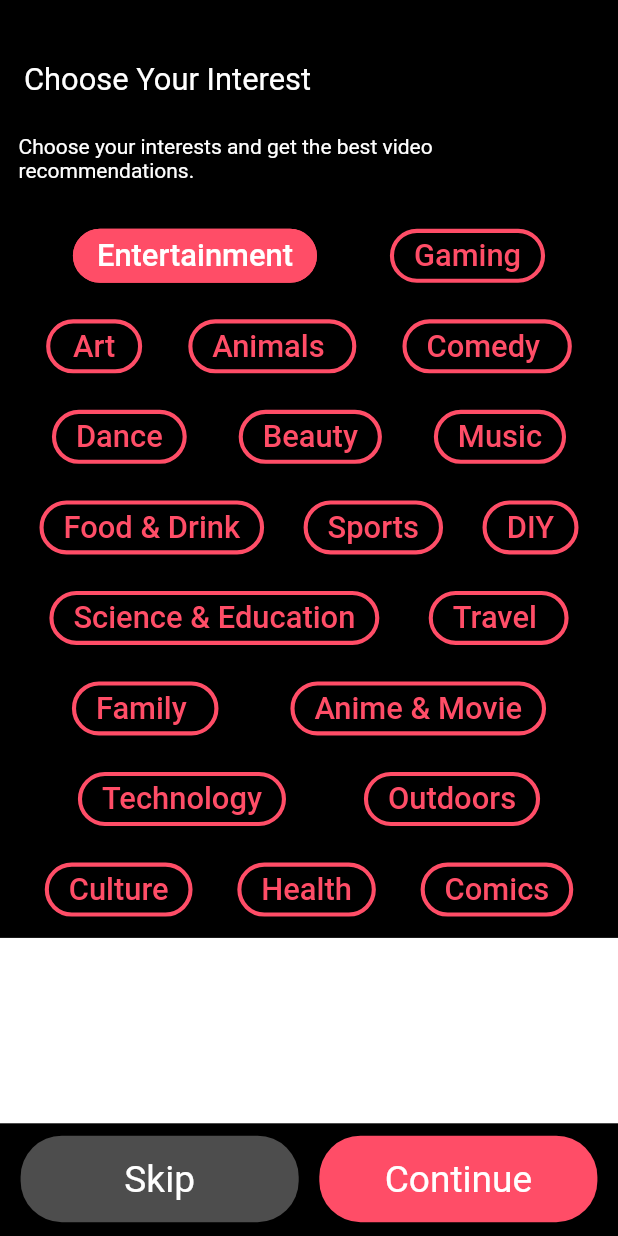
After one commit to RajVirani6587/video_meet, a Flutter app: the Choose_Your_Interest_Screen screen opened by its route, on a phone screen of 412 x 824 dp. The commit adds this screen. Run offline on Flutter 3.47's test engine with Material 2 defaults, Android fonts, the phone set to English and light mode, and no system bars; our stand-ins replace chewie, lottie, sizer, video_player.

Commit message:
18/03/2023

```diff
--- a/lib/main.dart
+++ b/lib/main.dart
@@ -2,9 +2,12 @@ import 'package:flutter/material.dart';
 import 'package:provider/provider.dart';
 import 'package:sizer/sizer.dart';
 import 'package:video_meet/provider/provider_class.dart';
+import 'package:video_meet/view/Choose_Your_Interest_screen.dart';
 import 'package:video_meet/view/fast_timescreen.dart';
+import 'package:video_meet/view/introimage_screen.dart';
 import 'package:video_meet/view/splash_screen/intro_screen.dart';
 import 'package:video_meet/view/splash_screen/splash_screen.dart';
+import 'package:video_meet/view/yourself_screen.dart';
 
 void main(){
    runApp(
@@ -20,6 +23,9 @@ void main(){
                '/':(context)=>Splash_Screen(),
                'first':(contest)=>First_TimeScrren(),
                'intro':(context)=>Intro_Scrren(),
+               'inima':(context)=>Introimage_screen(),
+               'interest':(context)=>Choose_Your_Interest_Screen(),
+               'yourself':(contest)=>Yourself_Screen(),
              },
            );
          },
--- /dev/null
+++ b/lib/view/Choose_Your_Interest_screen.dart
@@ -0,0 +1,222 @@
+import 'package:flutter/material.dart';
+import 'package:sizer/sizer.dart';
+
+class Choose_Your_Interest_Screen extends StatefulWidget {
+  const Choose_Your_Interest_Screen({Key? key}) : super(key: key);
+
+  @override
+  State<Choose_Your_Interest_Screen> createState() => _Choose_Your_Interest_ScreenState();
+}
+
+class _Choose_Your_Interest_ScreenState extends State<Choose_Your_Interest_Screen> {
+  int cnt = 0;
+  Color c1= Color(0xFFFFFFFF);
+  bool value1 = false;
+  @override
+  Widget build(BuildContext context) {
+    return Scaffold(
+      backgroundColor: Colors.black,
+      body: Padding(
+        padding:  EdgeInsets.only(top: 3.h),
+        child: Column(
+          children: [
+             ListTile(leading: Text("Choose Your Interest",style: TextStyle(color: Colors.white,fontSize: 15.sp),)),
+             SizedBox(height: 1.1.h,),
+             Padding(
+               padding:  EdgeInsets.symmetric(horizontal: 3.w),
+               child: Text("Choose your interests and get the best video recommendations.",style: TextStyle(color: Colors.white),),
+             ),
+            SizedBox(height: 3.h,),
+            Align(
+              alignment: Alignment.center,
+              child: Column(
+                crossAxisAlignment: CrossAxisAlignment.start,
+                children: [
+                  Row(
+                    mainAxisAlignment: MainAxisAlignment.spaceEvenly,
+                    children: [
+                      Selecte(
+                          "Entertainment",
+                          0,
+                      ),
+                      Selecte(
+                          "Gaming",
+                          1,
+
+                      ),
+
+                    ],
+                  ),
+                  SizedBox(height: 1.5.h,),
+
+                  Row(
+                    mainAxisAlignment: MainAxisAlignment.spaceEvenly,
+                    children: [
+                      Selecte(
+                          "Art",
+                          2,),
+                      Selecte(
+                          "Animals ",
+                          3),
+                      Selecte(
+                          "Comedy ",
+                          4),
+
+                    ],
+                  ),
+                  SizedBox(height: 1.5.h,),
+
+                  Row(
+                    mainAxisAlignment: MainAxisAlignment.spaceEvenly,
+                    children: [
+                      Selecte(
+                          "Dance",
+                          5),
+                      Selecte(
+                          "Beauty", 6),
+                      Selecte(
+                          "Music",
+                          7),
+
+                    ],
+                  ),
+                  SizedBox(height:  1.5.h,),
+
+                  Row(
+                    mainAxisAlignment: MainAxisAlignment.spaceEvenly,
+                    children: [
+                      Selecte(
+                          "Food & Drink",
+                          8),
+                      Selecte(
+                          "Sports",
+                          9),
+                      Selecte(
+                          "DIY",
+                          10),
+
+                    ],
+                  ),
+                  SizedBox(height: 1.5.h,),
+
+                  Row(
+                    mainAxisAlignment: MainAxisAlignment.spaceEvenly,
+                    children: [
+                      Selecte(
+                          "Science & Education",
+                          11),
+                      Selecte(
+                          "Travel ",
+                          12),
+
+                    ],
+                  ),
+                  SizedBox(height: 1.5.h,),
+
+                  Row(
+                    mainAxisAlignment: MainAxisAlignment.spaceEvenly,
+                    children: [
+                      Selecte(
+                          "Family ",
+                          13),
+                      Selecte(
+                          "Anime & Movie", 14),
+                    ],
+                  ),
+                  SizedBox(height: 1.5.h,),
+
+                  Row(
+                    mainAxisAlignment: MainAxisAlignment.spaceEvenly,
+                    children: [
+                      Selecte(
+                          "Technology",
+                          15),
+                      Selecte(
+                          "Outdoors",
+                          16),
+                    ],
+                  ),
+                  SizedBox(height: 1.5.h,),
+
+                  Row(
+                    mainAxisAlignment: MainAxisAlignment.spaceEvenly,
+                    children: [
+                      Selecte(
+                          "Culture",
+                          17),
+                      Selecte(
+                          "Health",
+                          18),
+                      Selecte(
+                          "Comics",
+                          19),
+                    ],
+                  ),
+                  SizedBox(height: 1.h,),
+                  Container(
+                    height: 15.h,
+                    width: 100.w,
+                    color: Colors.white,
+                  ),
+                  SizedBox(height: 1.h,),
+                  Row(
+                    mainAxisAlignment: MainAxisAlignment.spaceEvenly,
+                    children: [
+                      InkWell(
+                        onTap: (){
+                         Navigator.pushNamed(context,'yourself');
+                        },
+                        child: Container(
+                          height: 7.h,
+                          width: 45.w,
+                          decoration: BoxDecoration(
+                              color: Colors.white30,
+                              borderRadius: BorderRadius.circular(20.sp)
+                          ),
+                          child: Center(child: Text("Skip",style: TextStyle(color: Colors.white,fontSize: 18.sp),)),
+                        ),
+                      ),
+                      InkWell(
+                        onTap: (){
+                          Navigator.pushNamed(context,'yourself');
+                        },
+                        child: Container(
+                          height: 7.h,
+                          width: 45.w,
+                          decoration: BoxDecoration(
+                              color: Color(0xFFFF4D67),
+                              borderRadius: BorderRadius.circular(20.sp)
+                          ),
+                          child: Center(child: Text("Continue",style: TextStyle(color: Colors.white,fontSize: 18.sp),)),
+                        ),
+                      ),
+                    ],
+                  ),
+                ],
+              ),
+            ),
+          ],
+        ),
+      ),
+    );
+  }
+  Widget Selecte(String text, int i) {
+    return ElevatedButton(
+        style: ElevatedButton.styleFrom(
+          side: BorderSide(width: 2.sp,color: Color(0xFFFF4D67)),
+          primary: cnt == i ? Color(0xFFFF4D67) : Colors.black,
+          shape:
+          RoundedRectangleBorder(borderRadius: BorderRadius.circular(20.sp)),
+        ),
+        onPressed: () {
+          setState(() {
+            cnt = i;
+          });
+        },
+        child: Text(
+          "$text",
+          style: TextStyle(fontSize: 15.sp,color:cnt == i?  Colors.white : Color(0xFFFF4D67)),
+        ),
+    );
+  }
+}
--- a/lib/view/splash_screen/intro_screen.dart
+++ b/lib/view/splash_screen/intro_screen.dart
@@ -31,7 +31,7 @@ class _Intro_ScrrenState extends State<Intro_Scrren> {
                  Image.asset("assets/image/01_4_Dark_walkthrough 4.png",height: 100.h,width: 100.w,),
                  InkWell(
                    onTap: (){
-
+                        Navigator.pushReplacementNamed(context,'inima');
                    },
                    child: Padding(
                      padding:  EdgeInsets.only(bottom:5.h),
--- a/pubspec.yaml
+++ b/pubspec.yaml
@@ -40,6 +40,7 @@ dependencies:
   video_player: ^2.5.1
   sizer: ^2.0.15
   chewie: ^1.4.0
+  image_picker: ^0.8.6+2
 
 dev_dependencies:
   flutter_test:
```
Also changed, not shown: lib/view/introimage_screen.dart (added, +50 -0 lines), lib/view/yourself_screen.dart (added, +76 -0 lines), assets/image/01_5_Dark_ad_splash screen.png (added).
